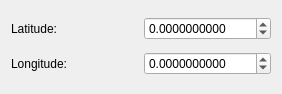
Above: resources/PositionEditorWidget.ui from MichalVlasak/OSMViewer before the change. Below: the same form after it.
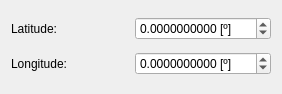
That is the form after the change.

What changed in the file:
```diff
--- a/resources/PositionEditorWidget.ui
+++ b/resources/PositionEditorWidget.ui
@@ -23,6 +23,9 @@
    </item>
    <item row="0" column="1">
     <widget class="QDoubleSpinBox" name="latitude">
+     <property name="suffix">
+      <string> [º]</string>
+     </property>
      <property name="decimals">
       <number>10</number>
      </property>
@@ -43,6 +46,9 @@
    </item>
    <item row="1" column="1">
     <widget class="QDoubleSpinBox" name="longitude">
+     <property name="suffix">
+      <string> [º]</string>
+     </property>
      <property name="decimals">
       <number>10</number>
      </property>
```
